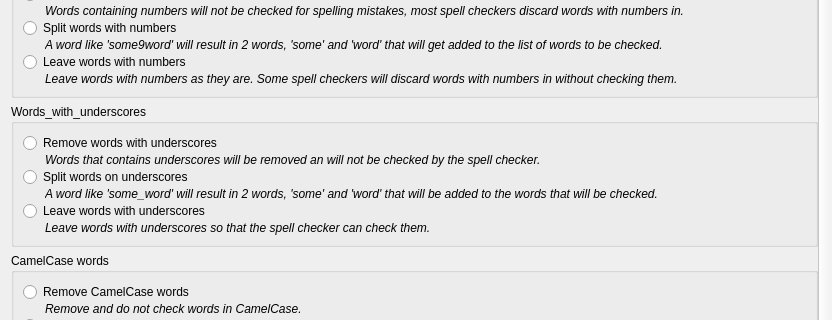
Old version of the form Parsers/CppParser/cppparseroptionswidget.ui in the repository CJCombrink/SpellChecker-Plugin; both pictures show x 0 to 832 and y 665 to 985 of the 832 by 1210 pixel window.
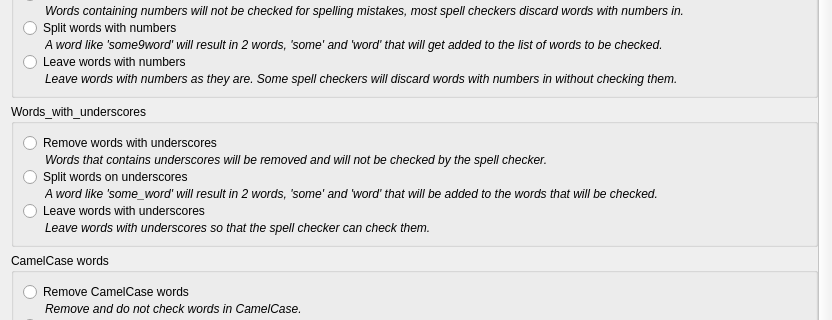
New version of the form.

Commit message: Fixed spelling mistakes

What changed in the file:
```diff
--- a/Parsers/CppParser/cppparseroptionswidget.ui
+++ b/Parsers/CppParser/cppparseroptionswidget.ui
@@ -64,8 +64,8 @@
        <rect>
         <x>0</x>
         <y>0</y>
-        <width>800</width>
-        <height>1434</height>
+        <width>804</width>
+        <height>1178</height>
        </rect>
       </property>
       <property name="sizePolicy">
@@ -818,7 +818,7 @@
              </font>
             </property>
             <property name="text">
-             <string>Words that contains underscores will be removed an will not be checked by the spell checker.</string>
+             <string>Words that contains underscores will be removed and will not be checked by the spell checker.</string>
             </property>
             <property name="wordWrap">
              <bool>true</bool>
```
Left out of the diff: 2 changed lines with no effect on the pictures. The commit also changes 1 other file.
